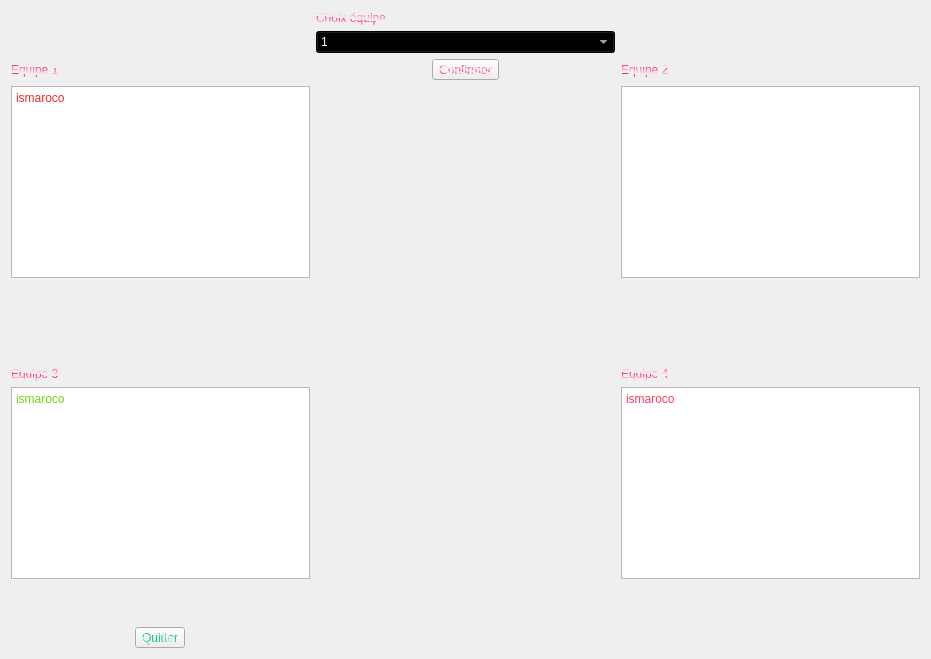
The window that Client/UI/Salon_InviteeQt.ui (Minigrim0/LombricABrac) describes before a commit, drawn with Qt 5.
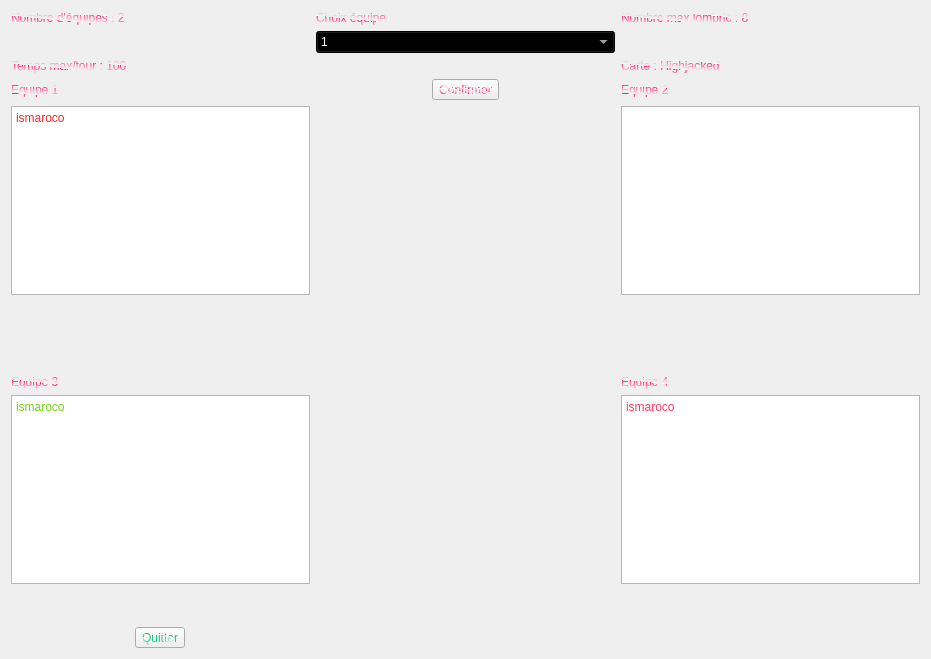
The same window after the commit. Icons and pictures are not drawn.

```diff
--- a/Client/UI/Salon_InviteeQt.ui
+++ b/Client/UI/Salon_InviteeQt.ui
@@ -21,24 +21,40 @@
   <layout class="QHBoxLayout" name="horizontalLayout">
    <item>
     <layout class="QGridLayout" name="Salon_InviteegridLayout">
-     <item row="3" column="2">
-      <widget class="QPlainTextEdit" name="Equipe_deuxplainTextEdit">
-       <property name="styleSheet">
-        <string notr="true">color: rgb(255, 255, 255);</string>
+     <item row="5" column="1">
+      <spacer name="verticalSpacer_4">
+       <property name="orientation">
+        <enum>Qt::Vertical</enum>
        </property>
-       <property name="plainText">
-        <string>ismaroco
-</string>
+       <property name="sizeHint" stdset="0">
+        <size>
+         <width>20</width>
+         <height>40</height>
+        </size>
        </property>
-       <property name="cursorWidth">
-        <number>0</number>
+      </spacer>
+     </item>
+     <item row="8" column="1">
+      <spacer name="horizontalSpacer">
+       <property name="orientation">
+        <enum>Qt::Horizontal</enum>
        </property>
-       <property name="textInteractionFlags">
-        <set>Qt::TextSelectableByKeyboard|Qt::TextSelectableByMouse</set>
+       <property name="sizeHint" stdset="0">
+        <size>
+         <width>40</width>
+         <height>20</height>
+        </size>
+       </property>
+      </spacer>
+     </item>
+     <item row="3" column="1" alignment="Qt::AlignHCenter">
+      <widget class="QToolButton" name="Confirm_Equipe_InviteeToolButton">
+       <property name="text">
+        <string>Confirmer</string>
        </property>
       </widget>
      </item>
-     <item row="7" column="0">
+     <item row="8" column="0">
       <widget class="QPlainTextEdit" name="Equipe_troisplainTextEdit">
        <property name="styleSheet">
         <string notr="true">color: rgb(115, 210, 22);</string>
@@ -55,20 +71,24 @@
        </property>
       </widget>
      </item>
-     <item row="4" column="1">
-      <spacer name="verticalSpacer_4">
-       <property name="orientation">
-        <enum>Qt::Vertical</enum>
+     <item row="4" column="2">
+      <widget class="QPlainTextEdit" name="Equipe_deuxplainTextEdit">
+       <property name="styleSheet">
+        <string notr="true">color: rgb(255, 255, 255);</string>
        </property>
-       <property name="sizeHint" stdset="0">
-        <size>
-         <width>20</width>
-         <height>40</height>
-        </size>
+       <property name="plainText">
+        <string>ismaroco
+</string>
        </property>
-      </spacer>
+       <property name="cursorWidth">
+        <number>0</number>
+       </property>
+       <property name="textInteractionFlags">
+        <set>Qt::TextSelectableByKeyboard|Qt::TextSelectableByMouse</set>
+       </property>
+      </widget>
      </item>
-     <item row="5" column="2">
+     <item row="6" column="2">
       <spacer name="verticalSpacer_2">
        <property name="orientation">
         <enum>Qt::Vertical</enum>
@@ -81,7 +101,7 @@
        </property>
       </spacer>
      </item>
-     <item row="5" column="0">
+     <item row="6" column="0">
       <spacer name="verticalSpacer">
        <property name="orientation">
         <enum>Qt::Vertical</enum>
@@ -94,6 +114,30 @@
        </property>
       </spacer>
      </item>
+     <item row="8" column="2">
+      <widget class="QPlainTextEdit" name="Equipe_quatreplainTextEdit">
+       <property name="styleSheet">
+        <string notr="true">color: rgb(255, 59, 97);</string>
+       </property>
+       <property name="plainText">
+        <string>ismaroco
+</string>
+       </property>
+       <property name="cursorWidth">
+        <number>0</number>
+       </property>
+       <property name="textInteractionFlags">
+        <set>Qt::TextSelectableByKeyboard|Qt::TextSelectableByMouse</set>
+       </property>
+      </widget>
+     </item>
+     <item row="7" column="0">
+      <widget class="QLabel" name="Equipe_troisLabel">
+       <property name="text">
+        <string>Equipe 3</string>
+       </property>
+      </widget>
+     </item>
      <item row="1" column="1">
       <widget class="QComboBox" name="Choix_Equipe_InviteecomboBox">
        <property name="styleSheet">
@@ -122,31 +166,41 @@
        </item>
       </widget>
      </item>
-     <item row="0" column="1">
-      <widget class="QLabel" name="Choix_Equipe_InviteeLabel">
+     <item row="3" column="2">
+      <widget class="QLabel" name="Equipe_deuxLabel">
        <property name="text">
-        <string>Choix équipe</string>
+        <string>Equipe 2</string>
        </property>
       </widget>
      </item>
+     <item row="3" column="0">
+      <widget class="QLabel" name="Equipe_unelabel">
+       <property name="text">
+        <string>Equipe 1</string>
+       </property>
+      </widget>
+     </item>
+     <item row="9" column="0">
+      <spacer name="verticalSpacer_3">
+       <property name="orientation">
+        <enum>Qt::Vertical</enum>
+       </property>
+       <property name="sizeHint" stdset="0">
+        <size>
+         <width>20</width>
+         <height>40</height>
+        </size>
+       </property>
+      </spacer>
+     </item>
      <item row="7" column="2">
-      <widget class="QPlainTextEdit" name="Equipe_quatreplainTextEdit">
-       <property name="styleSheet">
-        <string notr="true">color: rgb(255, 59, 97);</string>
-       </property>
-       <property name="plainText">
-        <string>ismaroco
-</string>
-       </property>
-       <property name="cursorWidth">
-        <number>0</number>
-       </property>
-       <property name="textInteractionFlags">
-        <set>Qt::TextSelectableByKeyboard|Qt::TextSelectableByMouse</set>
+      <widget class="QLabel" name="Equipe_quatrelabel">
+       <property name="text">
+        <string>Equipe 4</string>
        </property>
       </widget>
      </item>
-     <item row="9" column="0" alignment="Qt::AlignHCenter">
+     <item row="10" column="0" alignment="Qt::AlignHCenter">
       <widget class="QToolButton" name="Leave_room_InviteeToolButton">
        <property name="styleSheet">
         <string notr="true">color: qradialgradient(spread:repeat, cx:0.43, cy:0.739, radius:0.5, fx:0.286, fy:0.358, stop:0.402985 rgba(18, 196, 125, 255), stop:1 rgba(255, 255, 255, 255));</string>
@@ -156,7 +210,28 @@
        </property>
       </widget>
      </item>
-     <item row="3" column="0">
+     <item row="0" column="1">
+      <widget class="QLabel" name="Choix_Equipe_InviteeLabel">
+       <property name="text">
+        <string>Choix équipe</string>
+       </property>
+      </widget>
+     </item>
+     <item row="0" column="0">
+      <widget class="QLabel" name="Nombre_EquipeLabel">
+       <property name="text">
+        <string>Nombre d'équipes : 2</string>
+       </property>
+      </widget>
+     </item>
+     <item row="2" column="0">
+      <widget class="QLabel" name="Temps_MaxTourLabel">
+       <property name="text">
+        <string>Temps max/tour : 100</string>
+       </property>
+      </widget>
+     </item>
+     <item row="4" column="0">
       <widget class="QPlainTextEdit" name="Equipe_uneplainTextEdit">
        <property name="styleSheet">
         <string notr="true">color: rgb(239, 41, 41);</string>
@@ -173,64 +248,17 @@
        </property>
       </widget>
      </item>
-     <item row="6" column="0">
-      <widget class="QLabel" name="Equipe_troisLabel">
+     <item row="0" column="2">
+      <widget class="QLabel" name="Nombre_LombrcLabel">
        <property name="text">
-        <string>Equipe 3</string>
-       </property>
-      </widget>
-     </item>
-     <item row="6" column="2">
-      <widget class="QLabel" name="Equipe_quatrelabel">
-       <property name="text">
-        <string>Equipe 4</string>
-       </property>
-      </widget>
-     </item>
-     <item row="7" column="1">
-      <spacer name="horizontalSpacer">
-       <property name="orientation">
-        <enum>Qt::Horizontal</enum>
-       </property>
-       <property name="sizeHint" stdset="0">
-        <size>
-         <width>40</width>
-         <height>20</height>
-        </size>
-       </property>
-      </spacer>
-     </item>
-     <item row="8" column="0">
-      <spacer name="verticalSpacer_3">
-       <property name="orientation">
-        <enum>Qt::Vertical</enum>
-       </property>
-       <property name="sizeHint" stdset="0">
-        <size>
-         <width>20</width>
-         <height>40</height>
-        </size>
-       </property>
-      </spacer>
-     </item>
-     <item row="2" column="1" alignment="Qt::AlignHCenter">
-      <widget class="QToolButton" name="Confirm_Equipe_InviteeToolButton">
-       <property name="text">
-        <string>Confirmer</string>
-       </property>
-      </widget>
-     </item>
-     <item row="2" column="0">
-      <widget class="QLabel" name="Equipe_unelabel">
-       <property name="text">
-        <string>Equipe 1</string>
+        <string>Nombre max lombric : 8</string>
        </property>
       </widget>
      </item>
      <item row="2" column="2">
-      <widget class="QLabel" name="Equipe_deuxLabel">
+      <widget class="QLabel" name="Cartelabel">
        <property name="text">
-        <string>Equipe 2</string>
+        <string>Carte : Highjacked</string>
        </property>
       </widget>
      </item>
```
